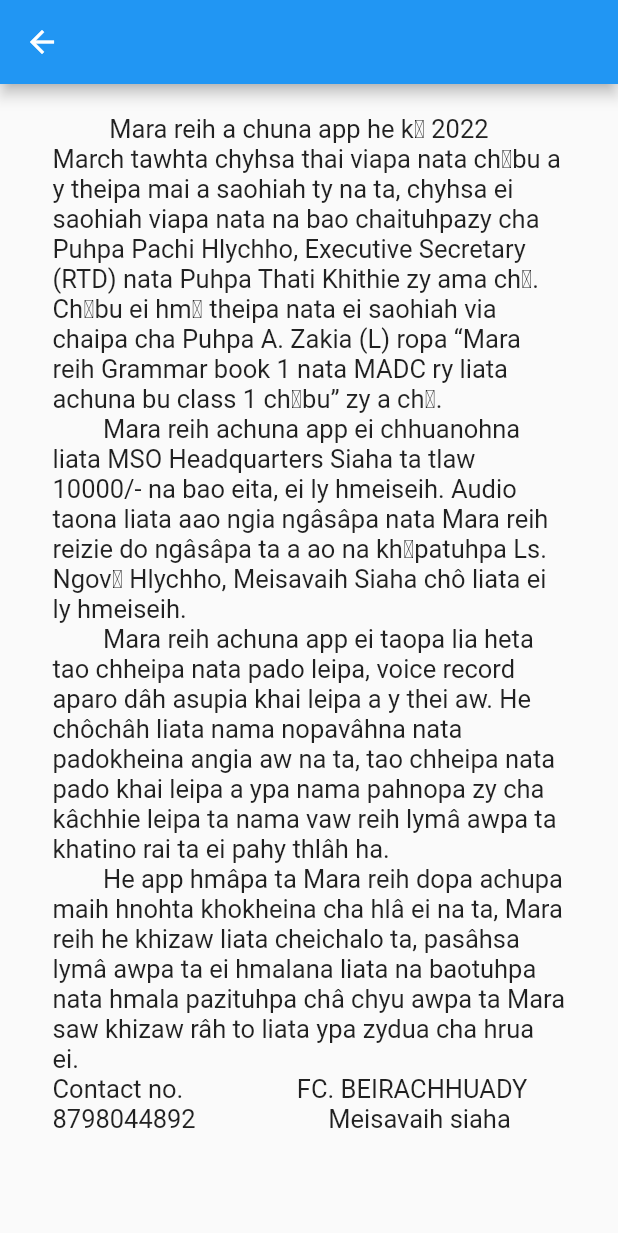
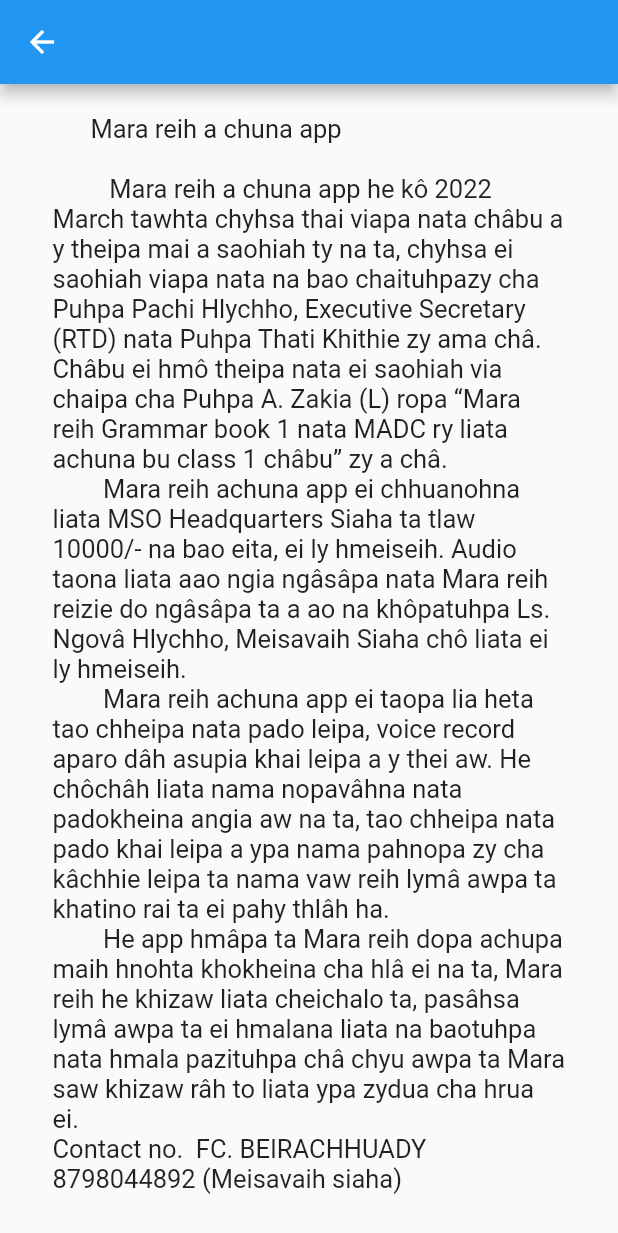
Before and after one commit to stevenfachhai/mara_rei_achuna, a Flutter app: the screen it shows after launch, after a tap on "1. Introduction", on a phone screen of 412 x 824 dp. Shown: the top 1233 px of the screen. Run offline on Flutter 3.47's test engine with Material 2 defaults, Android fonts, the phone set to English and light mode, and no system bars; our stand-ins replace just_audio.

Commit message:
add more audio

```diff
--- a/lib/content/audio_block.dart
+++ b/lib/content/audio_block.dart
@@ -1,10 +1,10 @@
 const audioBlock = {
-  1: 'assets/audio/',
+  1: 'assets/audio/1.mp3',
   2: 'assets/audio/Marareih.mp3',
   3: 'assets/audio/Vowel_Consonanats.mp3',
   4: 'assets/audio/Nuby_rei.mp3',
   5: 'assets/audio/Nuby_hluna.mp3',
   6: 'assets/audio/Ko.mp3',
-  7: 'assets/audio/',
+  7: 'assets/audio/Relax.mp3',
   8: 'assets/audio/Nuby_reina.mp3',
 };
--- a/lib/content/chapter_block.dart
+++ b/lib/content/chapter_block.dart
@@ -11,12 +11,14 @@ const chapterBlock = {
 
 const introduction = '''
 
-         Mara reih a chuna app he kȏ 2022 March tawhta chyhsa thai viapa nata chȃbu a y theipa mai a saohiah ty na ta, chyhsa ei saohiah viapa nata na bao chaituhpazy cha Puhpa Pachi Hlychho, Executive Secretary (RTD) nata Puhpa Thati Khithie zy ama chȃ. Chȃbu ei hmȏ theipa nata ei saohiah via chaipa cha Puhpa A. Zakia (L) ropa “Mara reih Grammar book 1 nata MADC ry liata achuna bu class 1 chȃbu” zy a chȃ.
-	       Mara reih achuna app ei chhuanohna liata MSO Headquarters Siaha ta tlaw 10000/- na bao eita, ei ly hmeiseih. Audio taona liata aao ngia ngâsâpa nata Mara reih reizie do ngâsâpa ta a ao na khȏpatuhpa Ls. Ngovȃ Hlychho, Meisavaih Siaha chô liata ei ly hmeiseih.
+      Mara reih a chuna app
+
+         Mara reih a chuna app he kô 2022 March tawhta chyhsa thai viapa nata châbu a y theipa mai a saohiah ty na ta, chyhsa ei saohiah viapa nata na bao chaituhpazy cha Puhpa Pachi Hlychho, Executive Secretary (RTD) nata Puhpa Thati Khithie zy ama châ. Châbu ei hmô theipa nata ei saohiah via chaipa cha Puhpa A. Zakia (L) ropa “Mara reih Grammar book 1 nata MADC ry liata achuna bu class 1 châbu” zy a châ.
+	       Mara reih achuna app ei chhuanohna liata MSO Headquarters Siaha ta tlaw 10000/- na bao eita, ei ly hmeiseih. Audio taona liata aao ngia ngâsâpa nata Mara reih reizie do ngâsâpa ta a ao na khôpatuhpa Ls. Ngovâ Hlychho, Meisavaih Siaha chô liata ei ly hmeiseih.
 	       Mara reih achuna app ei taopa lia heta tao chheipa nata pado leipa, voice record aparo dâh asupia khai leipa a y thei aw. He chôchâh liata nama nopavâhna nata padokheina angia aw na ta, tao chheipa nata pado khai leipa a ypa nama pahnopa zy cha kâchhie leipa ta nama vaw reih lymâ awpa ta khatino rai ta ei pahy thlâh ha.
 	       He app hmâpa ta Mara reih dopa achupa maih hnohta khokheina cha hlâ ei na ta, Mara reih he khizaw liata cheichalo ta, pasâhsa lymâ awpa ta ei hmalana liata na baotuhpa nata hmala pazituhpa châ chyu awpa ta Mara saw khizaw râh to liata ypa zydua cha hrua ei.
-Contact no.								          FC. BEIRACHHUADY
-8798044892								             Meisavaih siaha
+Contact no.	 FC. BEIRACHHUADY
+8798044892 (Meisavaih siaha)
 
 
 ''';
--- a/lib/screen/chapter_screen.dart
+++ b/lib/screen/chapter_screen.dart
@@ -82,9 +82,6 @@ class _ChapterScreenState extends State<ChapterScreen> {
       appBar: AppBar(),
       body: LayoutBuilder(
         builder: (context, constraints) {
-          final screenWidth = constraints.maxWidth;
-          final screenHeight = constraints.maxHeight;
-
           return SingleChildScrollView(
             child: Container(
               width: double.infinity,
@@ -100,14 +97,12 @@ class _ChapterScreenState extends State<ChapterScreen> {
                       IconButton(
                         icon: Icon(
                           _isPlaying ? Icons.pause : Icons.play_arrow,
-                          size: screenWidth * 0.1,
                         ),
                         onPressed: playAudio,
                       ),
                       IconButton(
                         icon: Icon(
                           Icons.stop,
-                          size: screenWidth * 0.1,
                         ),
                         onPressed: stopAudio,
                       ),
@@ -126,12 +121,12 @@ class _ChapterScreenState extends State<ChapterScreen> {
                     ],
                   ),
                   Row(
-                    mainAxisAlignment: MainAxisAlignment.spaceBetween,
                     children: [
                       Text(
                         formatDuration(_position),
                         style: const TextStyle(fontSize: 16),
                       ),
+                      const SizedBox(width: 8),
                       Text(
                         formatDuration(_audioDuration),
                         style: const TextStyle(fontSize: 16),
--- a/pubspec.yaml
+++ b/pubspec.yaml
@@ -32,4 +32,7 @@ flutter:
     - assets/audio/Nuby_rei.mp3
     - assets/audio/Nuby_reina.mp3
     - assets/audio/Vowel_Consonanats.mp3
+    - assets/audio/1.mp3
+    - assets/audio/Relax.mp3
     - assets/image/nubyh.png
+    -
```
Also changed, not shown: 3 other files.
